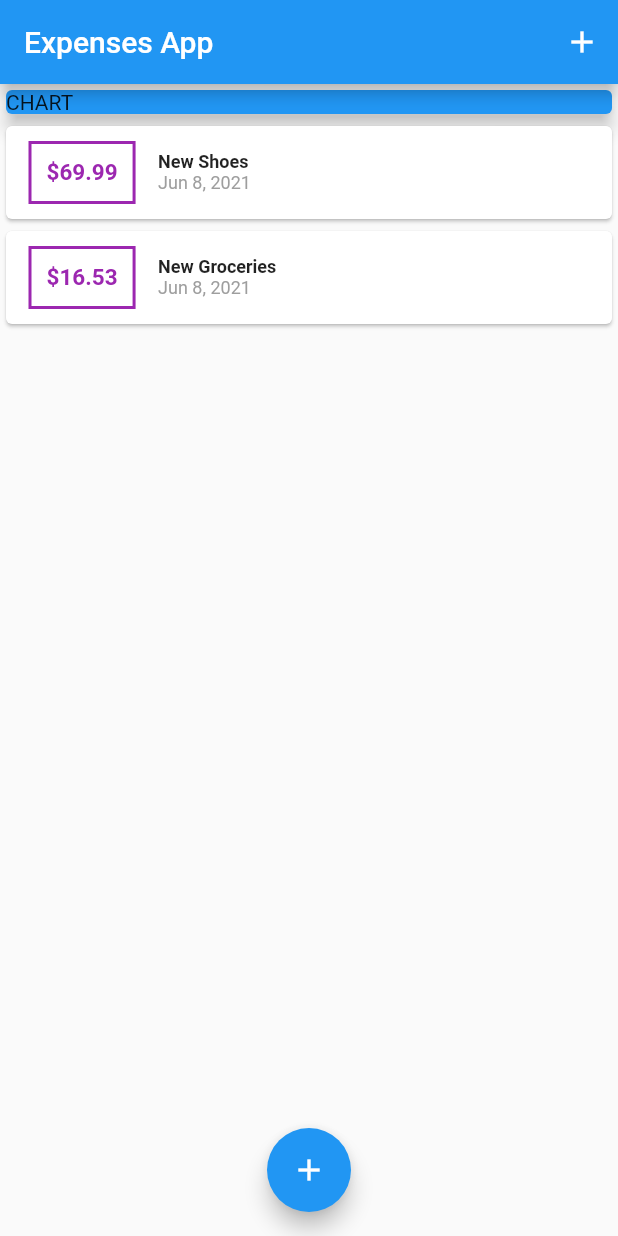
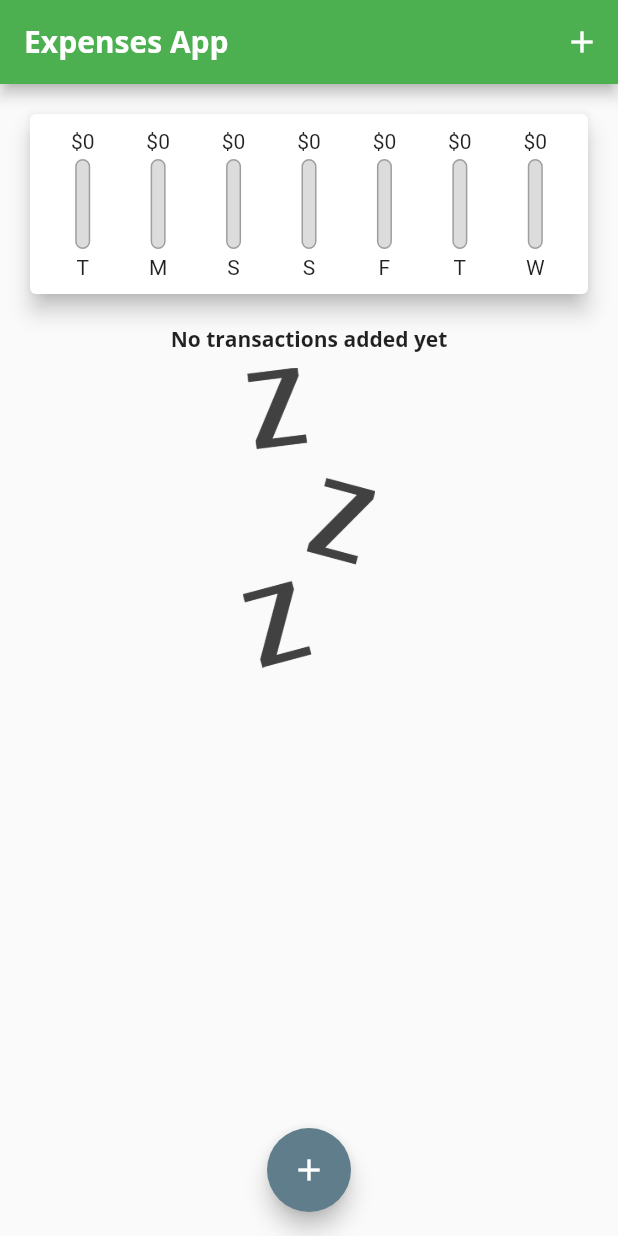
Before and after one commit to snkaplan/flutter_tutorial, a Flutter app: the screen it shows after launch, on a phone screen of 412 x 824 dp. Run offline on Flutter 3.47's test engine with Material 2 defaults, Android fonts, the phone set to English and light mode, and no system bars.

Commit message:
Basic chart added

```diff
--- a/01_expenses_app/lib/main.dart
+++ b/01_expenses_app/lib/main.dart
@@ -2,8 +2,27 @@ import 'package:expenses_app/widgets/new_transaction.dart';
 import 'package:expenses_app/widgets/transaction_list.dart';
 import 'package:flutter/material.dart';
 import 'models/transaction.dart';
+import 'widgets/chart.dart';
 
-void main() => runApp(MaterialApp(home: MyHomePage()));
+void main() => runApp(MaterialApp(
+    home: MyHomePage(),
+    theme: ThemeData(
+      primarySwatch: Colors.green,
+      accentColor: Colors.blueGrey,
+      fontFamily: "Quicksand",
+      textTheme: ThemeData.light().textTheme.copyWith(
+          headline6: TextStyle(
+              fontFamily: "OpenSans",
+              fontSize: 14,
+              fontWeight: FontWeight.bold)),
+      appBarTheme: AppBarTheme(
+        textTheme: ThemeData.light().textTheme.copyWith(
+            headline6: TextStyle(
+                fontFamily: "OpenSans",
+                fontSize: 20,
+                fontWeight: FontWeight.bold)),
+      ),
+    )));
 
 class MyHomePage extends StatefulWidget {
   @override
@@ -12,11 +31,22 @@ class MyHomePage extends StatefulWidget {
 
 class _MyHomePageState extends State<MyHomePage> {
   final List<Transaction> _userTransactions = [
-    Transaction(
+    /* Transaction(
         id: "t1", title: "New Shoes", amount: 69.99, date: DateTime.now()),
     Transaction(
         id: "t2", title: "New Groceries", amount: 16.53, date: DateTime.now())
+  */
   ];
+
+  List<Transaction> get _recentTransactions {
+    return _userTransactions.where((tx) {
+      return tx.date.isAfter(
+        DateTime.now().subtract(
+          Duration(days: 7),
+        ),
+      );
+    }).toList();
+  }
 
   void _addNewTransaction(String txTitle, double txAmount) {
     final newTx = new Transaction(
@@ -59,14 +89,7 @@ class _MyHomePageState extends State<MyHomePage> {
           mainAxisAlignment: MainAxisAlignment.start,
           crossAxisAlignment: CrossAxisAlignment.stretch,
           children: <Widget>[
-            Container(
-              width: double.infinity,
-              child: Card(
-                color: Colors.blue,
-                child: Text("CHART"),
-                elevation: 5,
-              ),
-            ),
+            Chart(_recentTransactions),
             TransactionList(_userTransactions),
           ],
         ),
--- /dev/null
+++ b/01_expenses_app/lib/widgets/chart.dart
@@ -0,0 +1,60 @@
+import 'package:expenses_app/models/transaction.dart';
+import 'package:expenses_app/widgets/chart_bar.dart';
+import 'package:flutter/material.dart';
+import 'package:intl/intl.dart';
+
+class Chart extends StatelessWidget {
+  final List<Transaction> recentTransactions;
+
+  Chart(this.recentTransactions);
+
+  List<Map<String, Object>> get groupedTransactionValues {
+    return List.generate(7, (index) {
+      final weekDay = DateTime.now().subtract(Duration(days: index));
+      var totalSum = 0.0;
+      for (var i = 0; i < recentTransactions.length; i++) {
+        if (recentTransactions[i].date.day == weekDay.day &&
+            recentTransactions[i].date.month == weekDay.month &&
+            recentTransactions[i].date.year == weekDay.year) {
+          totalSum += recentTransactions[i].amount;
+        }
+      }
+      return {
+        "day": DateFormat.E().format(weekDay).substring(0, 1),
+        "amount": totalSum,
+      };
+    });
+  }
+
+  double get totalSpending {
+    return groupedTransactionValues.fold(0.0, (previousValue, element) {
+      return previousValue + (element['amount'] as double);
+    });
+  }
+
+  @override
+  Widget build(BuildContext context) {
+    return Card(
+      elevation: 6,
+      margin: EdgeInsets.all(20),
+      child: Container(
+        padding: EdgeInsets.all(10),
+        child: Row(
+          mainAxisAlignment: MainAxisAlignment.spaceAround,
+          children: groupedTransactionValues.map((data) {
+            return Flexible(
+              fit: FlexFit.tight,
+              child: ChartBar(
+                data['day'].toString(),
+                data['amount'] as double,
+                totalSpending == 0.0
+                    ? 0.0
+                    : (data['amount'] as double) / totalSpending,
+              ),
+            );
+          }).toList(),
+        ),
+      ),
+    );
+  }
+}
--- /dev/null
+++ b/01_expenses_app/lib/widgets/chart_bar.dart
@@ -0,0 +1,54 @@
+import 'package:flutter/material.dart';
+
+class ChartBar extends StatelessWidget {
+  final String label;
+  final double spendingAmount;
+  final double spendingPctOfTotal;
+
+  const ChartBar(
+    this.label,
+    this.spendingAmount,
+    this.spendingPctOfTotal,
+  );
+
+  @override
+  Widget build(BuildContext context) {
+    return Column(
+      children: [
+        FittedBox(
+          child: Text('\$${spendingAmount.toStringAsFixed(0)}'),
+        ),
+        SizedBox(
+          height: 4,
+        ),
+        Container(
+          height: 60,
+          width: 10,
+          child: Stack(
+            children: [
+              Container(
+                decoration: BoxDecoration(
+                    border: Border.all(color: Colors.grey, width: 1.0),
+                    color: Color.fromRGBO(220, 220, 220, 1),
+                    borderRadius: BorderRadius.circular(10)),
+              ),
+              FractionallySizedBox(
+                heightFactor: spendingPctOfTotal,
+                child: Container(
+                  decoration: BoxDecoration(
+                    color: Theme.of(context).primaryColor,
+                    borderRadius: BorderRadius.circular(10),
+                  ),
+                ),
+              )
+            ],
+          ),
+        ),
+        SizedBox(
+          height: 4,
+        ),
+        Text(label),
+      ],
+    );
+  }
+}
--- a/01_expenses_app/lib/widgets/new_transaction.dart
+++ b/01_expenses_app/lib/widgets/new_transaction.dart
@@ -55,7 +55,8 @@ class _NewTransactionState extends State<NewTransaction> {
               },
               style: ButtonStyle(
                   backgroundColor: MaterialStateProperty.all(Colors.white),
-                  foregroundColor: MaterialStateProperty.all(Colors.purple)),
+                  foregroundColor:
+                      MaterialStateProperty.all(Theme.of(context).accentColor)),
               child: Text("Add Transaction"),
             )
           ],
--- a/01_expenses_app/lib/widgets/transaction_list.dart
+++ b/01_expenses_app/lib/widgets/transaction_list.dart
@@ -10,7 +10,26 @@ class TransactionList extends StatelessWidget {
   Widget build(BuildContext context) {
     return Container(
       height: 300,
-      child: ListView.builder(
+      child: transactions.isEmpty
+          ? Column(
+              children: [
+                Text(
+                  "No transactions added yet",
+                  style: Theme.of(context).textTheme.headline6,
+                ),
+                SizedBox(
+                  height: 10,
+                ),
+                Container(
+                  height: 200,
+                  child: Image.asset(
+                    "assets/images/waiting.png",
+                    fit: BoxFit.cover,
+                  ),
+                )
+              ],
+            )
+          : ListView.builder(
               itemBuilder: (ctx, index) {
                 return Card(
                   child: Row(
@@ -22,7 +41,7 @@ class TransactionList extends StatelessWidget {
                         ),
                         decoration: BoxDecoration(
                             border: Border.all(
-                    color: Colors.purple,
+                          color: Theme.of(context).primaryColorDark,
                           width: 2,
                         )),
                         padding: EdgeInsets.all(10),
@@ -31,7 +50,7 @@ class TransactionList extends StatelessWidget {
                           style: TextStyle(
                               fontWeight: FontWeight.bold,
                               fontSize: 15,
-                        color: Colors.purple),
+                              color: Theme.of(context).primaryColor),
                         ),
                       ),
                       Container(
@@ -39,13 +58,12 @@ class TransactionList extends StatelessWidget {
                           crossAxisAlignment: CrossAxisAlignment.start,
                           children: [
                             Text(transactions[index].title,
+                                style: Theme.of(context).textTheme.headline6),
+                            Text(
+                                DateFormat.yMMMd()
+                                    .format(transactions[index].date),
                                 style: TextStyle(
-                            fontWeight: FontWeight.bold,
-                            fontSize: 12,
-                          )),
-                      Text(DateFormat.yMMMd().format(transactions[index].date),
-                          style: TextStyle(
-                            color: Colors.grey,
+                                  color: Theme.of(context).accentColor,
                                   fontSize: 12,
                                 )),
                           ],
```
Also changed, not shown: 01_expenses_app/pubspec.yaml (+15 -8 lines), 01_expenses_app/assets/fonts/OpenSans-Bold.ttf (added), 01_expenses_app/assets/fonts/OpenSans-Regular.ttf (added), 01_expenses_app/assets/fonts/Quicksand-Bold.ttf (added), 01_expenses_app/assets/fonts/Quicksand-Light.ttf (added), 01_expenses_app/assets/fonts/Quicksand-Medium.ttf (added), 01_expenses_app/assets/fonts/Quicksand-Regular.ttf (added), 01_expenses_app/assets/images/waiting.png (added). Lines whose indentation alone changed are shown as unchanged.
